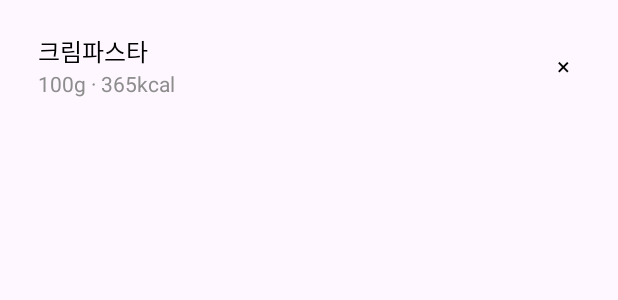
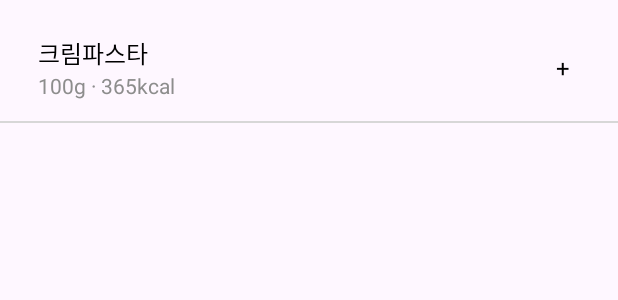
Before and after one commit to KUIT2-MealplanB/mealplanb_android, an Android app: the layout item_meallist.xml on its own in the app's theme, with its tools: preview values and no code run, on a phone screen of 412 x 824 dp. Shown: the top 300 px of the screen. Run offline under Robolectric (Android 15) with nearby library versions, the phone set to English and light mode, and no system bars; Roboto replaces fonts that are not available here.

Commit message:
[7주차 구현] 음식 Item끼리의 margin 늘리기

```diff
--- a/app/src/main/res/layout/item_meallist.xml
+++ b/app/src/main/res/layout/item_meallist.xml
@@ -1,8 +1,8 @@
 <?xml version="1.0" encoding="utf-8"?>
 <androidx.constraintlayout.widget.ConstraintLayout xmlns:android="http://schemas.android.com/apk/res/android"
     android:layout_width="match_parent"
-    android:layout_height="wrap_content"
-    android:paddingVertical="22dp"
+    android:layout_height="82dp"
+
     xmlns:app="http://schemas.android.com/apk/res-auto">
 
     <TextView
@@ -12,6 +12,7 @@
         app:layout_constraintTop_toTopOf="parent"
         app:layout_constraintStart_toStartOf="parent"
         android:layout_marginStart="25dp"
+        android:layout_marginTop="23dp"
         android:text="크림파스타"
         android:textColor="@color/black"
         android:textSize="16sp"
@@ -34,8 +35,14 @@
         app:layout_constraintBottom_toBottomOf="@id/item_meallist_subtitle_tv"
         app:layout_constraintEnd_toEndOf="parent"
         android:layout_marginEnd="32dp"
-        android:text="×"
+        android:text="+"
         android:textColor="@color/black"
         android:textSize="16sp"/>
 
+    <View
+        android:layout_width="match_parent"
+        android:layout_height="1dp"
+        android:background="@color/mono_gray2"
+        app:layout_constraintBottom_toBottomOf="parent"/>
+
 </androidx.constraintlayout.widget.ConstraintLayout>
```
Also changed, not shown: app/src/main/java/com/example/mealplanb/SearchCategoryAdapter.kt (+6 -6 lines), app/src/main/java/com/example/mealplanb/SearchMealAdapter.kt (+5 -5 lines), app/src/main/res/layout/fragment_search_meal.xml (+4 -11 lines), app/src/main/res/layout/item_mymeal.xml (deleted, +0 -39 lines).
